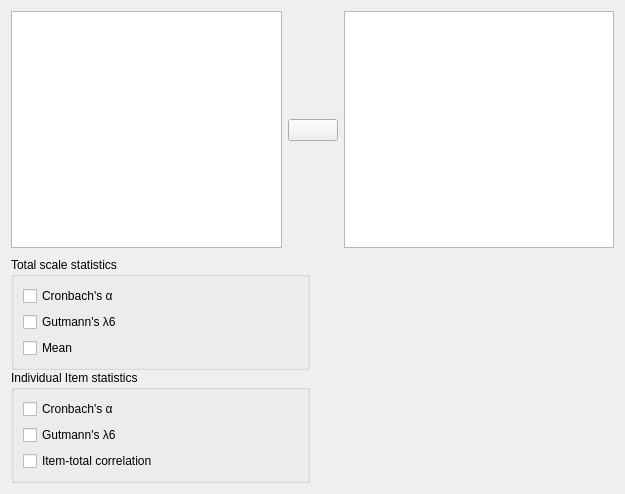
The window that JASP-Desktop/analysisforms/reliabilityanalysisform.ui (jasp-stats/jasp-desktop) describes before a commit, drawn with Qt 5.
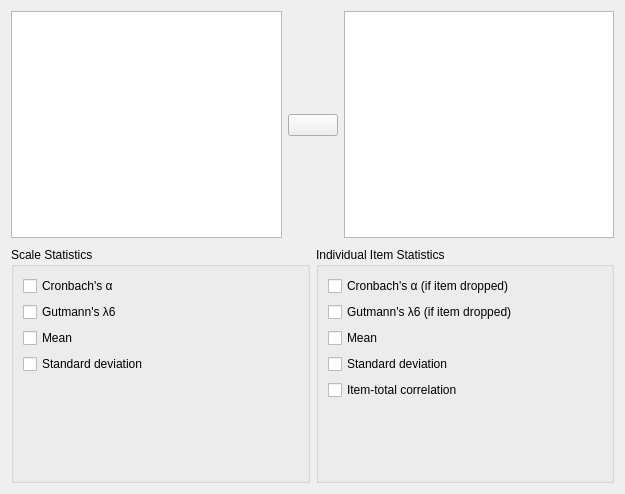
The same window after the commit. Custom widgets are drawn as their Qt base class.

```diff
--- a/JASP-Desktop/analysisforms/reliabilityanalysisform.ui
+++ b/JASP-Desktop/analysisforms/reliabilityanalysisform.ui
@@ -26,7 +26,7 @@
       </sizepolicy>
      </property>
      <property name="title">
-      <string>Total scale statistics</string>
+      <string>Scale Statistics</string>
      </property>
      <property name="flat">
       <bool>false</bool>
@@ -53,6 +53,26 @@
         </property>
        </widget>
       </item>
+      <item row="4" column="0">
+       <spacer name="verticalSpacer">
+        <property name="orientation">
+         <enum>Qt::Vertical</enum>
+        </property>
+        <property name="sizeHint" stdset="0">
+         <size>
+          <width>20</width>
+          <height>40</height>
+         </size>
+        </property>
+       </spacer>
+      </item>
+      <item row="3" column="0">
+       <widget class="BoundCheckBox" name="sdScale">
+        <property name="text">
+         <string>Standard deviation</string>
+        </property>
+       </widget>
+      </item>
      </layout>
     </widget>
    </item>
@@ -131,33 +151,60 @@
      </layout>
     </widget>
    </item>
-   <item row="2" column="0">
+   <item row="1" column="1">
     <widget class="BoundGroupBox" name="itemStats">
      <property name="title">
-      <string>Individual Item statistics</string>
+      <string>Individual Item Statistics</string>
      </property>
      <layout class="QGridLayout" name="gridLayout">
-      <item row="2" column="0">
+      <item row="4" column="0" colspan="3">
+       <widget class="BoundCheckBox" name="sdItem">
+        <property name="text">
+         <string>Standard deviation</string>
+        </property>
+       </widget>
+      </item>
+      <item row="1" column="0">
+       <widget class="BoundCheckBox" name="gutmannItem">
+        <property name="text">
+         <string>Gutmann's λ6 (if item dropped)</string>
+        </property>
+       </widget>
+      </item>
+      <item row="0" column="0">
+       <widget class="BoundCheckBox" name="alphaItem">
+        <property name="text">
+         <string>Cronbach's α (if item dropped)</string>
+        </property>
+       </widget>
+      </item>
+      <item row="3" column="0" colspan="3">
+       <widget class="BoundCheckBox" name="meanItem">
+        <property name="text">
+         <string>Mean</string>
+        </property>
+       </widget>
+      </item>
+      <item row="6" column="0">
+       <spacer name="verticalSpacer_4">
+        <property name="orientation">
+         <enum>Qt::Vertical</enum>
+        </property>
+        <property name="sizeHint" stdset="0">
+         <size>
+          <width>20</width>
+          <height>40</height>
+         </size>
+        </property>
+       </spacer>
+      </item>
+      <item row="5" column="0">
        <widget class="BoundCheckBox" name="itemTotalCor">
         <property name="text">
          <string>Item-total correlation</string>
         </property>
        </widget>
       </item>
-      <item row="0" column="0">
-       <widget class="BoundCheckBox" name="alphaItem">
-        <property name="text">
-         <string>Cronbach's α</string>
-        </property>
-       </widget>
-      </item>
-      <item row="1" column="0">
-       <widget class="BoundCheckBox" name="gutmannItem">
-        <property name="text">
-         <string>Gutmann's λ6</string>
-        </property>
-       </widget>
-      </item>
      </layout>
     </widget>
    </item>
```
Left out of the diff: 6 changed lines with no effect on the pictures.
